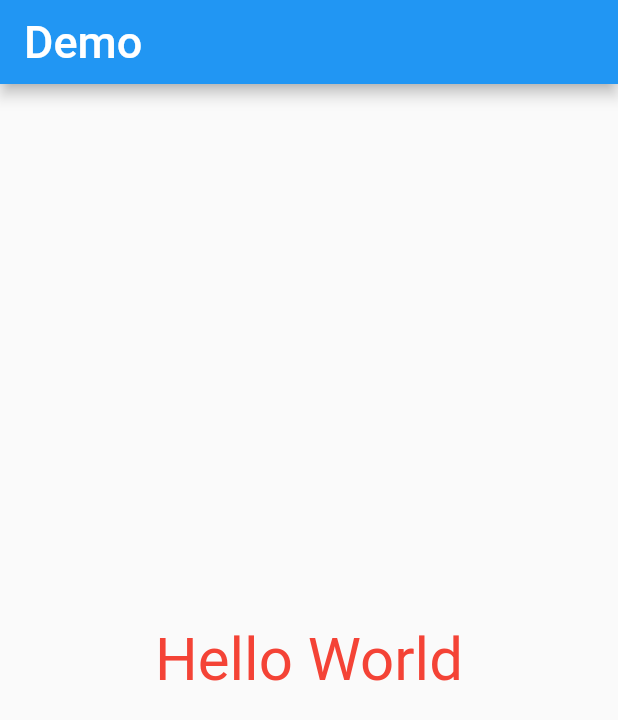
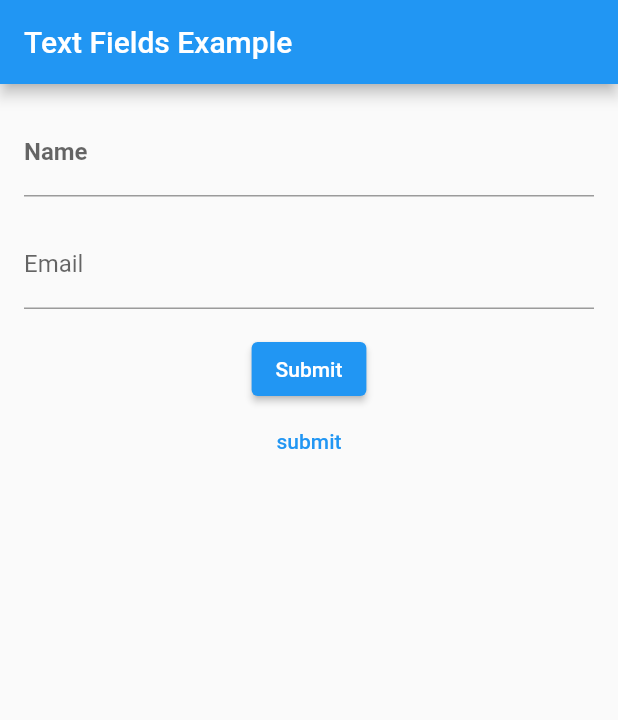
Before and after one commit to bhattabhi013/MSC-summer_bootcamp, a Flutter app: the screen it shows after launch, on a phone screen of 412 x 824 dp. Shown: the top 720 px of the screen. Run offline on Flutter 3.47's test engine with Material 2 defaults, Android fonts, the phone set to English and light mode, and no system bars.

Commit message:
intro to widgets, states and custom textfield example

```diff
--- /dev/null
+++ b/lib/customTextfield.dart
@@ -0,0 +1,22 @@
+import 'package:flutter/material.dart';
+import 'package:flutter/src/widgets/framework.dart';
+import 'package:flutter/src/widgets/placeholder.dart';
+import 'package:flutter/widgets.dart';
+
+class CustomText extends StatelessWidget {
+  // final String message;
+  final TextEditingController ctrl;
+  final String label;
+  CustomText({required this.ctrl, required this.label});
+
+  @override
+  Widget build(BuildContext context) {
+    return TextField(
+      controller: ctrl,
+      style: TextStyle(fontWeight: FontWeight.bold),
+      decoration: InputDecoration(
+        labelText: label,
+      ),
+    );
+  }
+}
--- /dev/null
+++ b/lib/input_example.dart
@@ -0,0 +1,62 @@
+import 'package:demo/customTextfield.dart';
+import 'package:flutter/material.dart';
+
+class InputClass extends StatelessWidget {
+  final TextEditingController _nameController = TextEditingController();
+  final TextEditingController _emailController = TextEditingController();
+
+  @override
+  Widget build(BuildContext context) {
+    return MaterialApp(
+      home: Scaffold(
+        appBar: AppBar(
+          title: Text('Text Fields Example'),
+        ),
+        body: Padding(
+          padding: EdgeInsets.all(16.0),
+          child: Column(
+            children: <Widget>[
+              CustomText(
+                ctrl: _nameController,
+                label: 'Name',
+              ),
+              // TextField(
+              //   controller: _nameController,
+              //   decoration: InputDecoration(
+              //     labelText: 'Name',
+              //   ),
+              // ),
+              SizedBox(height: 16.0),
+              TextField(
+                controller: _emailController,
+                decoration: InputDecoration(
+                  labelText: 'Email',
+                ),
+                keyboardType: TextInputType.emailAddress,
+              ),
+              SizedBox(height: 16.0),
+              ElevatedButton(
+                onPressed: () {
+                  String name = _nameController.text;
+                  String email = _emailController.text;
+                  print('Name: $name');
+                  print('Email: $email');
+                },
+                child: Text('Submit'),
+              ),
+              TextButton(
+                  onPressed: () {
+                    String name = _nameController.text;
+                    String email = _emailController.text;
+                    print('Name: $name');
+                    print('Email: $email');
+                    //setState(() {});
+                  },
+                  child: Text('submit'))
+            ],
+          ),
+        ),
+      ),
+    );
+  }
+}
--- a/lib/main.dart
+++ b/lib/main.dart
@@ -1,3 +1,5 @@
+import 'package:demo/counter.dart';
+import 'package:demo/input_example.dart';
 import 'package:flutter/material.dart';
 
 void main() {
@@ -16,7 +18,8 @@ class MyApp extends StatelessWidget {
         primarySwatch: Colors.blue,
       ),
       debugShowCheckedModeBanner: false,
-      home: const MyHomePage(title: 'Flutter Demo Home Page'),
+      home: InputClass(),
+      //home: const MyHomePage(title: 'Flutter Demo Home Page'),
     );
   }
 }
@@ -40,12 +43,109 @@ class _MyHomePageState extends State<MyHomePage> {
           style: TextStyle(fontSize: 30),
         ),
       ),
-      body: Center(
-        child: Text(
-          'Hello World',
-          style: TextStyle(color: Colors.red, fontSize: 40),
+      // demo 1
+      body: Container(
+        height: MediaQuery.of(context).size.height * 0.6,
+        // height: 300,
+        decoration: BoxDecoration(
+          color: Colors.black,
+        ),
+        //color: Colors.green,
+        child: Center(
+          child: Text(
+            'Hello World',
+            style: TextStyle(
+                color: Colors.red, fontSize: 40, fontWeight: FontWeight.bold),
+          ),
         ),
       ),
     );
   }
 }
+
+// import 'package:flutter/material.dart';
+
+// void main() {
+//   runApp(MyApp());
+// }
+
+// class MyApp extends StatelessWidget {
+//   @override
+//   Widget build(BuildContext context) {
+//     return MaterialApp(
+//       home: Scaffold(
+//         appBar: AppBar(
+//           title: Text('Row and Column Example'),
+//         ),
+//         body: Center(
+//           child: Column(
+//             mainAxisAlignment: MainAxisAlignment.center,
+//             children: [
+//               Row(
+//                 mainAxisAlignment: MainAxisAlignment.center,
+//                 children: <Widget>[
+//                   Container(
+//                     width: 50,
+//                     height: 50,
+//                     color: Colors.red,
+//                   ),
+//                   SizedBox(width: 10),
+//                   Container(
+//                     width: 50,
+//                     height: 50,
+//                     color: Colors.green,
+//                   ),
+//                   SizedBox(width: 10),
+//                   Container(
+//                     width: 50,
+//                     height: 50,
+//                     color: Colors.blue,
+//                   ),
+//                 ],
+//               ),
+//               Text('hi'),
+//               SizedBox(height: 10),
+//               Text('hello'),
+//             ],
+//           ),
+//         ),
+//       ),
+//     );
+//   }
+// }
+
+//import 'package:flutter/material.dart';
+
+// void main() {
+//   runApp(MyApp());
+// }
+
+// class MyApp extends StatelessWidget {
+//   final List<String> fruits = [
+//     'Apple',
+//     'Banana',
+//     'Orange',
+//     'Mango',
+//     'Grapes',
+//     'Strawberry',
+//   ];
+
+//   @override
+//   Widget build(BuildContext context) {
+//     return MaterialApp(
+//       home: Scaffold(
+//         appBar: AppBar(
+//           title: Text('List Example'),
+//         ),
+//         body: ListView.builder(
+//           itemCount: fruits.length,
+//           itemBuilder: (context, index) {
+//             return ListTile(
+//               title: Text(fruits[index]),
+//             );
+//           },
+//         ),
+//       ),
+//     );
+//   }
+// }
```
Also changed, not shown: lib/counter.dart (added, +45 -0 lines).
